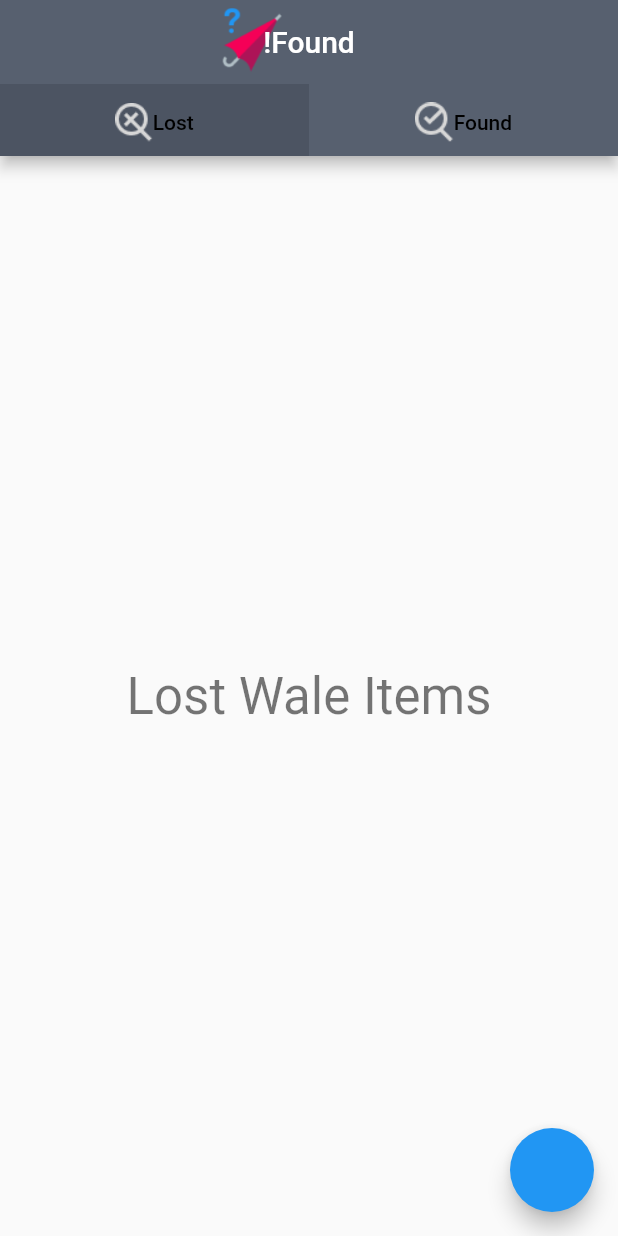
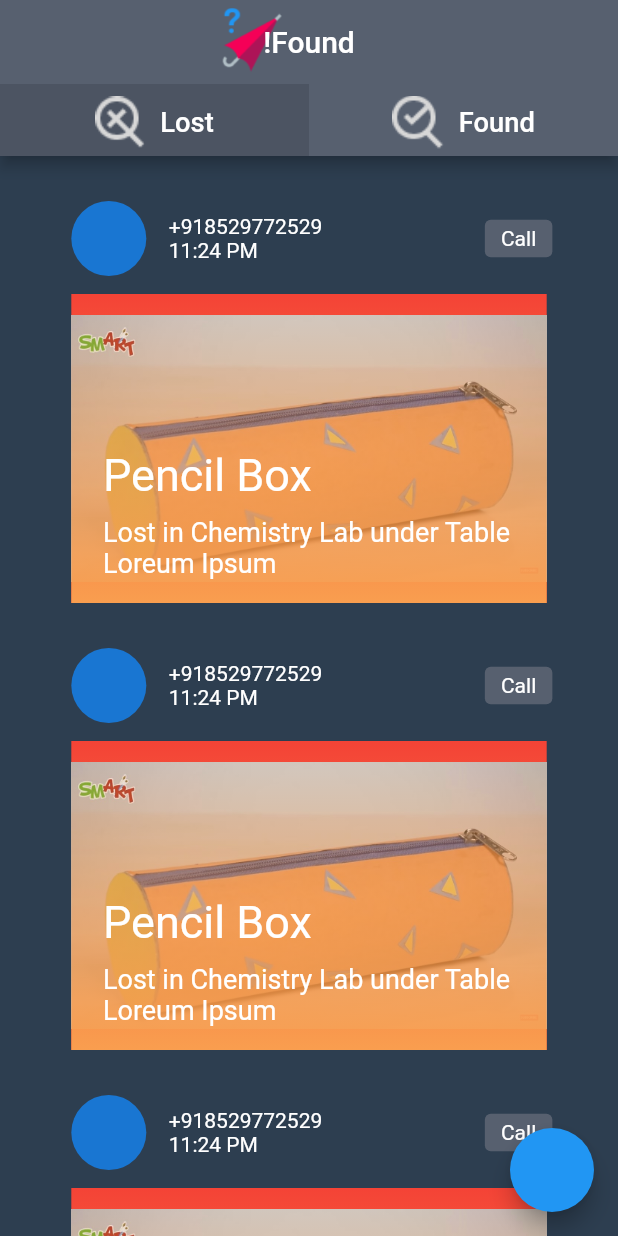
Before and after one commit to SumitKLamba/lost_and_found, a Flutter app: the screen it shows after launch, on a phone screen of 412 x 824 dp. Run offline on Flutter 3.47's test engine with Material 2 defaults, Android fonts, the phone set to English and light mode, and no system bars.

Commit message:
list view done

```diff
--- /dev/null
+++ b/lib/listViewLostCard.dart
@@ -0,0 +1,21 @@
+import 'package:flutter/material.dart';
+import 'package:lost_and_found/lostCard.dart';
+
+class ListViewLostCard extends StatelessWidget {
+  @override
+  Widget build(BuildContext context) {
+    return Container(
+        color: Color(0xFF2D3E50),
+        width: MediaQuery.of(context).size.width/1.5,
+        height: MediaQuery.of(context).size.height,
+        child: ListView(
+          children: <Widget>[
+            LostCard(),
+            LostCard(),
+            LostCard(),
+            LostCard(),
+        ],
+      ),
+    );
+  }
+}
--- /dev/null
+++ b/lib/lostCard.dart
@@ -0,0 +1,122 @@
+import 'package:flutter/cupertino.dart';
+import 'package:flutter/material.dart';
+
+class LostCard extends StatelessWidget {
+  Color txtColor = Colors.white;
+  @override
+  Widget build(BuildContext context) {
+    return Column(
+      children: <Widget>[
+        SizedBox(
+          height: 30,
+        ),
+        Center(
+          child: Container(
+            width: MediaQuery.of(context).size.width / 1.3,
+            color: Color(0x00FFFFFF),
+            child: Row(
+              children: <Widget>[
+                CircleAvatar(
+                  minRadius: 25,
+                ),
+                SizedBox(width: 15,),
+                Column(
+                  crossAxisAlignment: CrossAxisAlignment.start,
+                  children: <Widget>[
+                    Text('+918529772529',
+                    style: TextStyle(
+                      color: txtColor,
+                    ),),
+                    Text('11:24 PM',
+                      style: TextStyle(
+                        color: txtColor,
+                      ),),
+                  ],
+                ),
+                SizedBox(width: MediaQuery.of(context).size.width / 3.8,),
+                Align(
+                  alignment: Alignment.centerRight,
+                  child: GestureDetector(
+                    onTap: (){},
+                    child: Container(
+                      height: 25,
+                      width: 45,
+                      child: Center(
+                        child: Text('Call',
+                        style: TextStyle(
+                          color: txtColor,
+                        ),),
+                      ),
+                      decoration: BoxDecoration(
+                        borderRadius: BorderRadius.circular(4),
+                        color: Color(0xFF57606F),
+                      ),
+                    ),
+                  ),
+                ),
+              ],
+            ),
+          ),
+        ),
+        SizedBox(height: 12),
+        Align(
+          alignment: Alignment.center,
+          child: Container(
+            color: Colors.red,
+            width: MediaQuery.of(context).size.width / 1.3,
+            height: MediaQuery.of(context).size.height / 4,
+            child: Stack(
+              children: <Widget>[
+                Center(
+                  child: Image.asset(
+                    'images/box.jpg',
+                    fit: BoxFit.fill,
+                  ),
+                ),
+                Container(
+                  width: MediaQuery.of(context).size.width / 1.3,
+                  child: Align(
+                    alignment: Alignment.bottomCenter,
+                    child: Container(
+                      height: MediaQuery.of(context).size.height / 8,
+                      width: MediaQuery.of(context).size.width / 1.5,
+                      color: Color(0x00FFFFFF),
+                      child: Column(
+                        crossAxisAlignment: CrossAxisAlignment.start,
+                        textDirection: TextDirection.ltr,
+                        children: <Widget>[
+                          Text(
+                            'Pencil Box',
+                            style: TextStyle(
+                              color: txtColor,
+                              fontSize: 30,
+                            ),
+                          ),
+                          SizedBox(
+                            height: 10,
+                          ),
+                          Text(
+                            'Lost in Chemistry Lab under Table Loreum Ipsum ',
+                            style: TextStyle(
+                              color: txtColor,
+                              fontSize: 18,
+                            ),
+                          ),
+                        ],
+                      ),
+                    ),
+                  ),
+                  decoration: BoxDecoration(
+                      gradient: LinearGradient(
+                          colors: [Color(0xFFF99E4F), Color(0x00F99E4F)],
+                          begin: Alignment.bottomCenter,
+                          end: Alignment.topCenter)),
+                ),
+              ],
+            ),
+          ),
+        ),
+      ],
+    );
+  }
+}
--- a/lib/main.dart
+++ b/lib/main.dart
@@ -1,4 +1,6 @@
 import 'package:flutter/material.dart';
+import 'package:lost_and_found/listViewFoundCard.dart';
+import 'package:lost_and_found/listViewLostCard.dart';
 
 void main() => runApp(MyApp());
 
@@ -76,11 +78,13 @@ class _MyHomePageState extends State<MyHomePage>
                   child: Row(
                     mainAxisAlignment: MainAxisAlignment.center,
                     children: <Widget>[
-                      Image.asset('images/LostIcon.png', scale: 1.2),
+                      Image.asset('images/LostIcon.png', scale: 0.9),
+                      SizedBox(width: 10,),
                       Text(
                         "Lost",
                         style: TextStyle(
-                            color: Theme.of(context).textTheme.overline.color),
+                            color: Colors.white),
+                            textScaleFactor: 1.3,
                       ),
                     ],
                   ),
@@ -95,11 +99,13 @@ class _MyHomePageState extends State<MyHomePage>
                   child: Row(
                     mainAxisAlignment: MainAxisAlignment.center,
                     children: <Widget>[
-                      Image.asset('images/FoundIcon.png', scale: 1.2),
+                      Image.asset('images/FoundIcon.png', scale: 0.9),
+                      SizedBox(width: 10,),
                       Text(
                         "Found",
                         style: TextStyle(
-                            color: Theme.of(context).textTheme.overline.color),
+                            color: Colors.white),
+                            textScaleFactor: 1.3,
                       ),
                     ],
                   ),
@@ -112,8 +118,8 @@ class _MyHomePageState extends State<MyHomePage>
       body: new TabBarView(
         controller: _controller,
         children: <Widget>[
-          new TabScreen("Lost Wale Items"),
-          new TabScreen("Found Wale Items"),
+          ListViewLostCard(),
+          ListViewFoundCard(),
         ],
       ),
       floatingActionButton: FloatingActionButton(onPressed: (){}),
```
Also changed, not shown: lib/foundCard.dart (added, +121 -0 lines), lib/listViewFoundCard.dart (added, +21 -0 lines), lib/onClickCard.dart (added).
